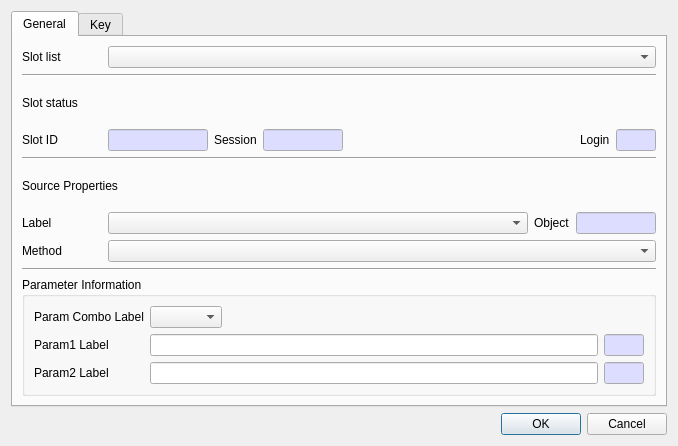
Qt form CryptokiMan/derive_key_dlg.ui (jykim74/CryptokiMan) before a commit.
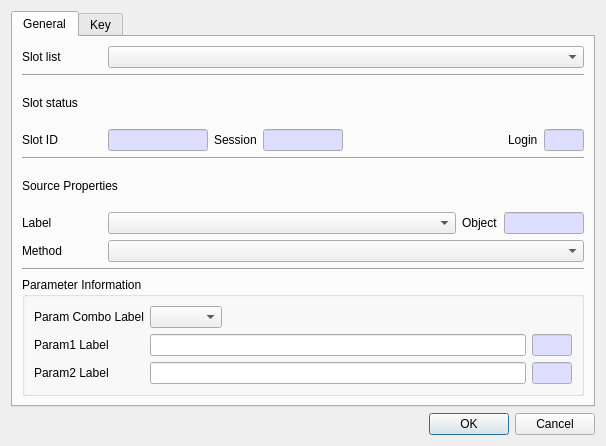
The same form after that commit.

The edit to the form file:
```diff
--- a/CryptokiMan/derive_key_dlg.ui
+++ b/CryptokiMan/derive_key_dlg.ui
@@ -6,7 +6,7 @@
    <rect>
     <x>0</x>
     <y>0</y>
-    <width>678</width>
+    <width>577</width>
     <height>446</height>
    </rect>
   </property>
```
